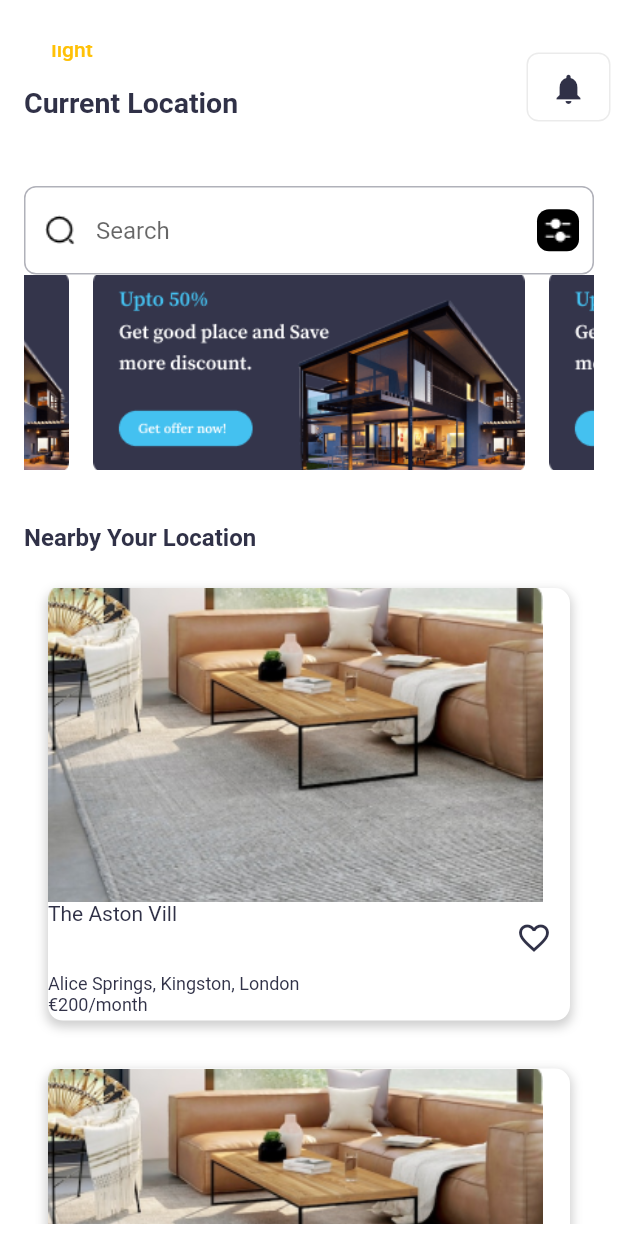
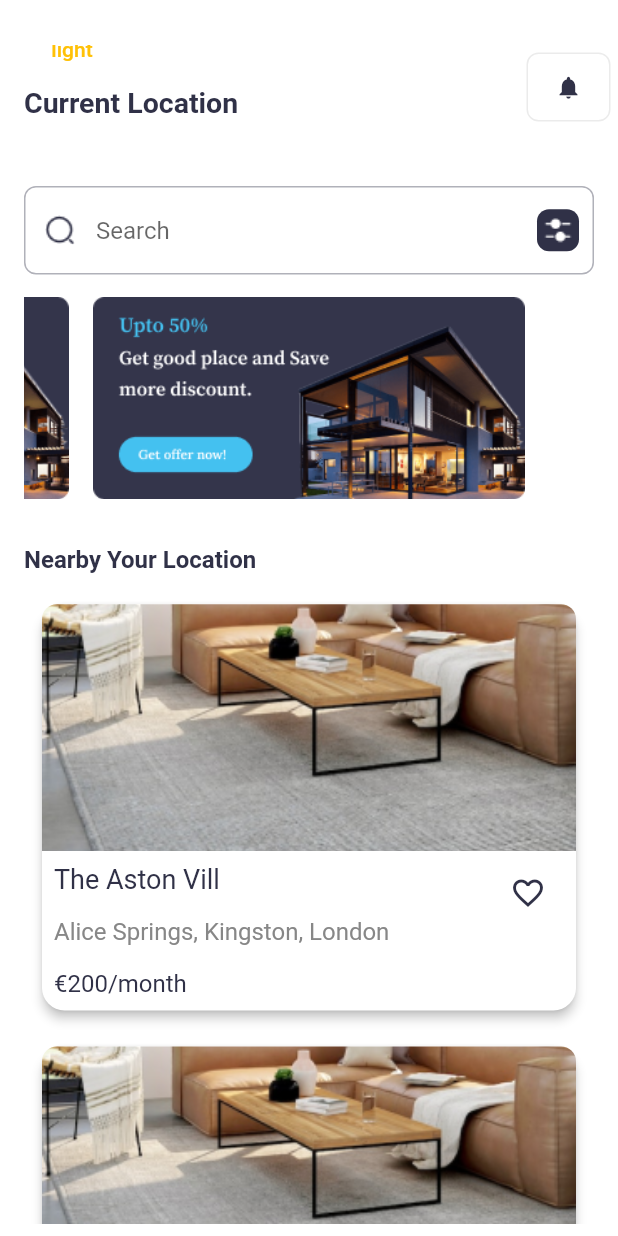
Before and after one commit to rishita-joshi/rentRoom, a Flutter app: the screen it shows after launch, on a phone screen of 412 x 824 dp. Run offline on Flutter 3.47's test engine with Material 2 defaults, Android fonts, the phone set to English and light mode, and no system bars; our stand-ins replace equatable, firebase_auth, flutter_bloc, flutter_svg, google_sign_in, location and 2 more; missing offline and left inert: assorted_layout_widgets; accounts and stored records are empty; Roboto replaces fonts that are missing (Poppins-Bold, Poppins-Regular, Poppins-SemiBold); project files that could hold a hidden picture were left out.

Commit message:
theme added

```diff
--- a/lib/screens/bottom nav/home.dart
+++ b/lib/screens/bottom nav/home.dart
@@ -5,8 +5,8 @@ import 'package:rent_a_room/config/contents.dart';
 import 'package:rent_a_room/config/font_asset.dart';
 import 'package:rent_a_room/config/routes.dart';
 import 'package:rent_a_room/screens/details.dart';
+import 'package:rent_a_room/themes/ColorPalette.dart';
 import '../../bloc/theme_cubit.dart';
-import '../../themes/ColorPalette.dart';
 
 class HomePage extends StatefulWidget {
   const HomePage({Key? key}) : super(key: key);
@@ -80,6 +80,8 @@ class _HomePageState extends State<HomePage> {
                         size: 16,
                       ),
                       DropdownButton(
+                        dropdownColor: Theme.of(context).colorScheme.error,
+                     //   style: TextStyle(color: ),
                         value: _selectedLocation,
                         items: _locations.map((location) {
                           return DropdownMenuItem(
@@ -124,21 +126,20 @@ class _HomePageState extends State<HomePage> {
           crossAxisAlignment: CrossAxisAlignment.start,
           children: [
             SizedBox(height: 16),
-            Container(
-              child: TextField(
+            TextField(
               decoration: InputDecoration(
                   prefixIcon: ImageIcon(
                     AssetImage("assets/images/Splash/search.png"),
-                      color: ColorPalette.blackColor,
+                    color: Theme.of(context).colorScheme.background,
                     size: 20,
                   ),
                   hintText: 'Search',
                   border: OutlineInputBorder(
+                    borderSide: BorderSide(color: Theme.of(context).colorScheme.onPrimary ),
                     borderRadius: BorderRadius.circular(8),
                   ),
                   suffixIcon: IconButton(
                     onPressed: () {
-
                       Navigator.push(
                         context,
                         MaterialPageRoute(builder: (context) => Contents()),
@@ -151,7 +152,8 @@ class _HomePageState extends State<HomePage> {
                     icon: Container(
                       decoration: BoxDecoration(
                           borderRadius: BorderRadius.circular(8),
-                            color: ColorPalette.blackColor),
+color: Theme.of(context).colorScheme.background,
+                          ),
                       child: ImageIcon(
                         AssetImage("assets/images/Splash/filter.png"),
                         color: Colors.white,
@@ -160,16 +162,14 @@ class _HomePageState extends State<HomePage> {
                     ),
                   )),
             ),
-            ),
             Container(
-              height: 130,
-              // width: MediaQuery.of(context).size.width * 2,
+              height: MediaQuery.of(context).size.height*0.2,
               decoration: BoxDecoration(borderRadius: BorderRadius.circular(9)),
               child: PageView(
                 controller: _pageController,
                 scrollDirection: Axis.horizontal,
                 children: List.generate(
-                  1000,
+                  10,
                   (index) => Container(
                     margin: EdgeInsets.symmetric(horizontal: 8),
                     child: Image.asset(
@@ -185,7 +185,6 @@ class _HomePageState extends State<HomePage> {
                 },
               ),
             ),
-            SizedBox(height: 16),
             Row(
               mainAxisAlignment: MainAxisAlignment.center,
               children: List.generate(_offers.length, (index) {
@@ -202,7 +201,7 @@ class _HomePageState extends State<HomePage> {
                 );
               }),
             ),
-            SizedBox(height: 16),
+            SizedBox(height: 10),
             Text(
               'Nearby Your Location',
              style: FontStyles.textStyleBold(color: Theme.of(context).colorScheme.primary, fontSize: 16 ),
@@ -213,7 +212,7 @@ class _HomePageState extends State<HomePage> {
                 itemCount: _adData.length, // replace with actual card count
                 itemBuilder: (BuildContext context, int index) {
                   return Padding(
-                    padding: EdgeInsets.all(16),
+                    padding: EdgeInsets.all(8),
                     child: _buildAdCard(_adData[index]),
                   );
                 },
@@ -226,63 +225,77 @@ class _HomePageState extends State<HomePage> {
   }
 
   Widget _buildAdCard(Map<String, dynamic> adData) {
-    return Container(
-      height: MediaQuery.of(context).size.height*0.35,
-      width: MediaQuery.of(context).size.width*0.2,
-      decoration: BoxDecoration(
-        borderRadius: BorderRadius.circular(10),
-        color: Theme.of(context).scaffoldBackgroundColor,
-        boxShadow: [
-          BoxShadow(
-           color: Colors.grey.withOpacity(0.5),
-            spreadRadius: 1,
-            blurRadius: 5,
-            offset: Offset(0, 3),
-          ),
-        ],
-      ),
+    return Card(
       child: Column(
         crossAxisAlignment: CrossAxisAlignment.start,
         children: [
           InkWell(
             onTap: () {
-
-              Navigator.pushNamed(context, Routes.pageDetailsRoute);
-              Navigator.push(
-                context,
-                MaterialPageRoute(builder: (context) => details()),
-              );
+            // Navigator.pushNamed(context, Routes.pageDetailsRoute);
+              // Navigator.push(
+              //   context,
+              //   MaterialPageRoute(builder: (context) => details()),
+              // );
             },
-            child: Container(
-              height: 209,
-              width: 330,
+            child: ClipRRect(
+              borderRadius: BorderRadius.only(topLeft: Radius.circular(10.0) , topRight: Radius.circular(10.0) ),
               child: Image.asset(
                 'assets/images/Splash/Card.png',
-                fit: BoxFit.cover,
+                fit: BoxFit.fitWidth,
+                height: MediaQuery.of(context).size.height*0.2,
+                width: MediaQuery.of(context).size.width*0.9,
               ),
             ),
           ),
-          Row(
+          Padding(
+            padding: const EdgeInsets.all(8.0),
+            child: SizedBox(
+              height: 20,
+              child: Row(
                 crossAxisAlignment: CrossAxisAlignment.start,
                 mainAxisAlignment: MainAxisAlignment.spaceBetween,
                 children: [
                   Text(
                     adData['name'],
-                        style: FontStyles.textStyleRegular(color: Theme.of(context).colorScheme.primary , fontSize: 14),
+                            style: FontStyles.textStyleRegular(color: Theme.of(context).colorScheme.primary , fontSize: 18),
                   ),
-              IconButton(icon: Icon(Icons.favorite_border), onPressed: () {  },),
+                  IconButton(icon: Icon(Icons.favorite_border), onPressed: () {  } ,),
                 ],
               ),
-          Text(
+            ),
+          ),
+          Padding(
+            padding: const EdgeInsets.all(8.0),
+            child: Text(
               adData['location'],
-            style: FontStyles.textStyleSemiBold(color: Theme.of(context).colorScheme.primary , fontSize: 12),
+              style: FontStyles.textStyleSemiBold(color: Theme.of(context).colorScheme.secondary , fontSize: 16),
             ),
-          Text(
+          ),
+          Padding(
+            padding: const EdgeInsets.all(8.0),
+            child: Text(
               adData['price'],
-              style: FontStyles.textStyleRegular(color: Theme.of(context).colorScheme.primary, fontSize: 12),
+                style: FontStyles.textStyleRegular(color: Theme.of(context).colorScheme.primary, fontSize: 16),
+            ),
           ),
         ],
       ),
     );
   }
 }
+
+    // Container(
+    //   height: MediaQuery.of(context).size.height*0.35,
+    //   width: MediaQuery.of(context).size.width*0.2,
+    //   decoration: BoxDecoration(
+    //     borderRadius: BorderRadius.circular(10),
+    //     color: Theme.of(context).scaffoldBackgroundColor,
+    //     boxShadow: [
+    //       BoxShadow(
+    //        color: Colors.grey.withOpacity(0.5),
+    //         spreadRadius: 1,
+    //         blurRadius: 5,
+    //         offset: Offset(0, 3),
+    //       ),
+    //     ],
+    //   ),
--- a/lib/screens/bottom nav/settings.dart
+++ b/lib/screens/bottom nav/settings.dart
@@ -20,7 +20,6 @@ class _state extends State<settings> {
   Widget build(BuildContext context) {
     const TextStyle mystyle = TextStyle(
         fontSize: 16,
-        color: Color(0xff303147),
         fontWeight: FontWeight.w500,
         fontFamily: 'Gilroy');
     return Scaffold(
@@ -33,7 +32,6 @@ class _state extends State<settings> {
             leading: IconButton(
               icon: Icon(
                 Icons.arrow_back,
-                color: Colors.black,
               ),
               onPressed: () => Navigator.of(context).pop(),
             ),
--- a/lib/screens/recommendations.dart
+++ b/lib/screens/recommendations.dart
@@ -74,7 +74,6 @@ class _RecommendationsPageState extends State<RecommendationsPage> {
                         TextStyle(color: Color(0xff878787), fontSize: 15),
                     suffixIcon: Icon(
                       Icons.search_rounded,
-                      color: Color(0xff303147),
                     ),
                     enabledBorder: const OutlineInputBorder(
                         borderRadius: BorderRadius.all(Radius.circular(10)),
--- a/lib/screens/saved.dart
+++ b/lib/screens/saved.dart
@@ -74,7 +74,6 @@ class SavedPageState extends State<SavedPage> {
                         TextStyle(color: Color(0xff878787), fontSize: 15),
                     suffixIcon: Icon(
                       Icons.search_rounded,
-                      color: Color(0xff303147),
                     ),
                     enabledBorder: const OutlineInputBorder(
                         borderRadius: BorderRadius.all(Radius.circular(10)),
--- a/lib/themes/ColorPalette.dart
+++ b/lib/themes/ColorPalette.dart
@@ -7,6 +7,7 @@ class ColorPalette {
   static const Color textColorGray= Color(0xff303147);
   static const Color lightBlueColor = Color(0xff44C1F0);
   static const Color redColor = Colors.red;
+  static const Color textColorLightGray = Color(0xff878787);
 
 
 }
--- a/lib/themes/app_theme.dart
+++ b/lib/themes/app_theme.dart
@@ -4,19 +4,27 @@ import 'package:rent_a_room/themes/ColorPalette.dart';
 
 abstract class AppTheme {
   static ThemeData get lightTheme => ThemeData(
-
     colorScheme: ColorScheme(brightness: Brightness.light,
-
-     primary: ColorPalette.darkGrayColor, onPrimary: ColorPalette.whiteColor,
-     secondary: ColorPalette.lightBlueColor , onSecondary: ColorPalette.textColorGray, error: ColorPalette.redColor, onError: ColorPalette.redColor,
-      background: ColorPalette.redColor, onBackground: ColorPalette.textColorGray, surface: ColorPalette.darkGrayColor, onSurface:  ColorPalette.darkGrayColor),
+     primary: ColorPalette.darkGrayColor,
+      onPrimary: ColorPalette.whiteColor,
+     secondary: ColorPalette.textColorLightGray ,
+      onSecondary: ColorPalette.textColorGray,
+       error: ColorPalette.redColor, onError: ColorPalette.redColor,
+      background: ColorPalette.darkGrayColor, onBackground: ColorPalette.textColorGray, surface: ColorPalette.darkGrayColor, onSurface:  ColorPalette.darkGrayColor),
         scaffoldBackgroundColor: ColorPalette.whiteColor,
 
 appBarTheme: AppBarTheme(backgroundColor: ColorPalette.whiteColor ,
+iconTheme: IconThemeData(size: 18.0 , color: ColorPalette.darkGrayColor),
+
 ),
 iconTheme: IconThemeData(color: ColorPalette.darkGrayColor),
-iconButtonTheme: IconButtonThemeData(style: ButtonStyle(iconColor:  MaterialStateProperty.all(ColorPalette.blackColor) ,  iconSize: MaterialStatePropertyAll(15) )),
-cardColor: Colors.white,
+iconButtonTheme: IconButtonThemeData(style: ButtonStyle(iconColor:  MaterialStateProperty.all(ColorPalette.blackColor) ,  iconSize: MaterialStatePropertyAll(12) )),
+cardTheme: CardTheme(color: ColorPalette.whiteColor ,elevation:  3 ,
+shape: RoundedRectangleBorder(
+    borderRadius: BorderRadius.circular(15),
+  ) ),
+
+
 buttonTheme: ButtonThemeData(buttonColor: ColorPalette.darkGrayColor ,
 shape: RoundedRectangleBorder( borderRadius: BorderRadius.circular(10.0)),),
        elevatedButtonTheme: ElevatedButtonThemeData(style: ButtonStyle(
@@ -24,10 +32,9 @@ elevation: MaterialStatePropertyAll(10.0),
 backgroundColor:MaterialStatePropertyAll(ColorPalette.darkGrayColor
 ),
 minimumSize: MaterialStateProperty.all(Size(170.0, 50.0)),
-//alignment: Alignment.bottomCenter,
+       )),
+dropdownMenuTheme: DropdownMenuThemeData(textStyle: TextStyle(color: ColorPalette.darkGrayColor ,)),
 
-
-       ))
 
 
        );
@@ -35,16 +42,37 @@ minimumSize: MaterialStateProperty.all(Size(170.0, 50.0)),
 
 
   static ThemeData get darkTheme => ThemeData(
-
         scaffoldBackgroundColor: ColorPalette.darkGrayColor,
 
         appBarTheme: AppBarTheme(backgroundColor: ColorPalette.darkGrayColor ,
+        iconTheme: IconThemeData(size: 18.0 , color: ColorPalette.whiteColor),
+
 ),
+
+colorScheme: ColorScheme(brightness: Brightness.dark,
+     primary: ColorPalette.whiteColor,
+      onPrimary: ColorPalette.blackColor,
+     secondary: ColorPalette.textColorLightGray , onSecondary: ColorPalette.textColorGray, error: ColorPalette.redColor, onError: ColorPalette.redColor,
+      background: ColorPalette.lightBlueColor, onBackground: ColorPalette.textColorGray, surface: ColorPalette.darkGrayColor, onSurface:  ColorPalette.darkGrayColor),
+
+
 iconTheme: IconThemeData(color: ColorPalette.whiteColor),
-cardColor: Colors.amber,
+cardTheme: CardTheme(color: ColorPalette.darkGrayColor ,elevation:  3 ,
+shape: RoundedRectangleBorder(
+    borderRadius: BorderRadius.circular(15),
+     side: BorderSide(
+      width: 1.5,
+      color: ColorPalette.whiteColor,
+    ),
+  ) ),
+dropdownMenuTheme: DropdownMenuThemeData(
+  inputDecorationTheme: InputDecorationTheme(iconColor: ColorPalette.textColorGray),
+  textStyle: TextStyle(color: ColorPalette.whiteColor ,)),
 
       );
-} // textTheme: ThemeData.light().textTheme.copyWith(
+}
+
+ // textTheme: ThemeData.light().textTheme.copyWith(
         //       displayLarge: const TextStyle(
         //         fontSize: 20,
         //         color: ColorPalette.blackColor,
```
Also changed, not shown: lib/config/contents.dart (+63 -1 lines), lib/screens/auth/login.dart (+5 -5 lines), lib/screens/bottom nav/persisentnav.dart (+8 -10 lines). Lines whose indentation alone changed are shown as unchanged.
